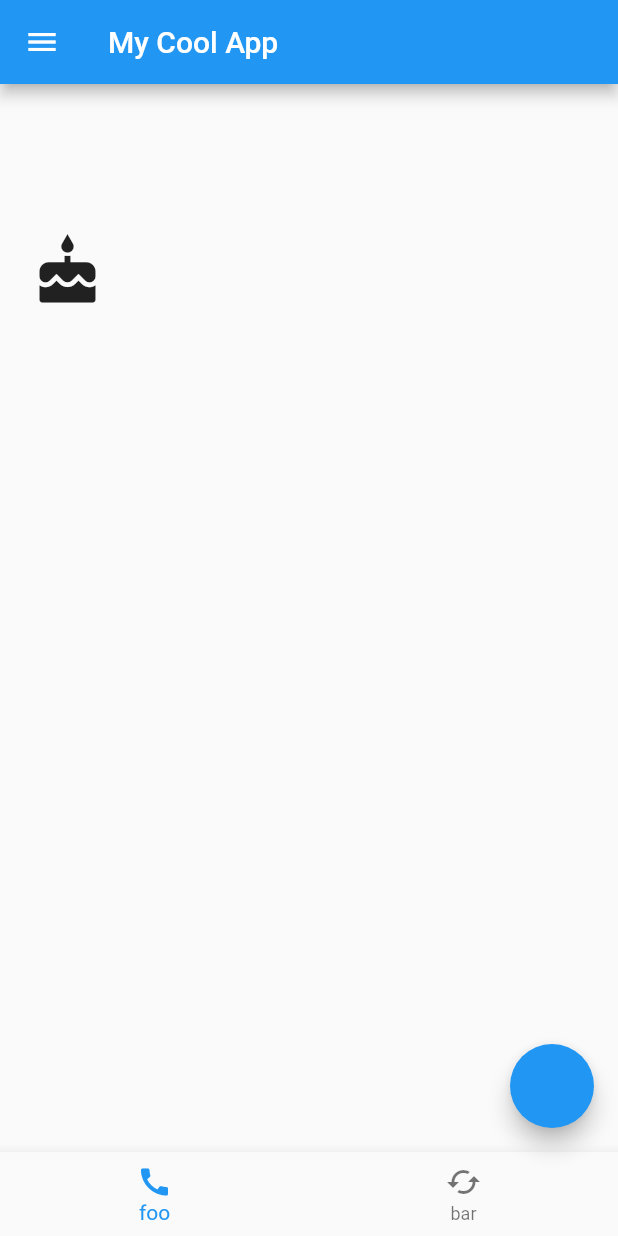
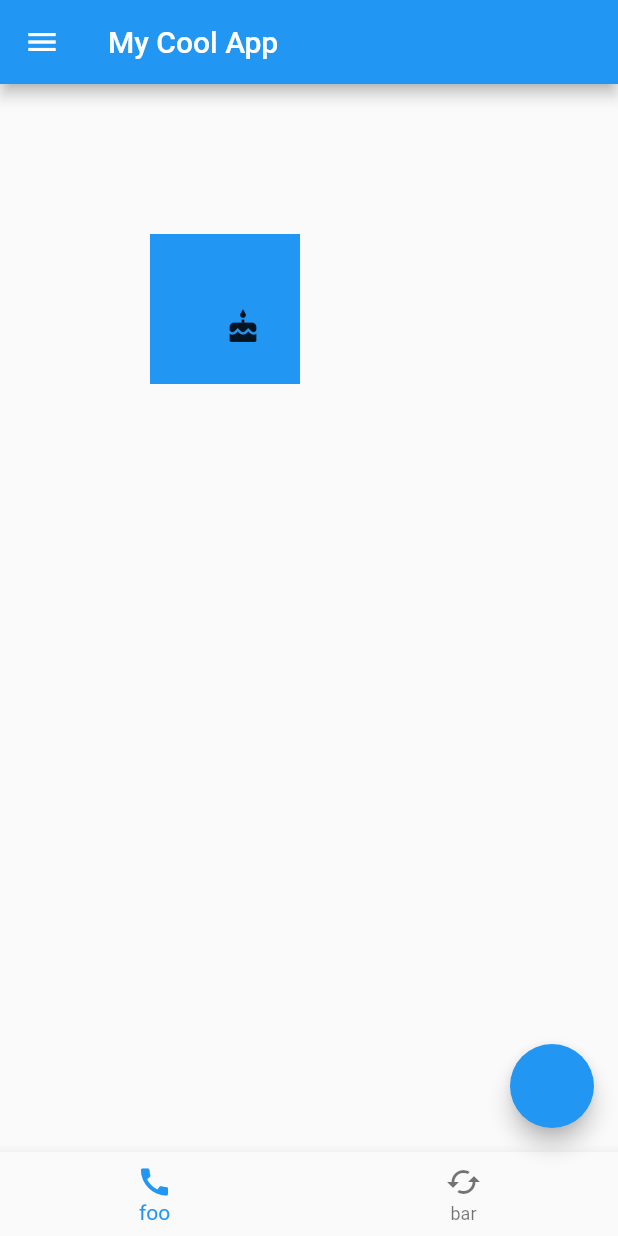
Before and after one commit to fidoogle/test-flutter-web, a Flutter app: the screen it shows after launch, on a phone screen of 412 x 824 dp. Run offline on Flutter 3.47's test engine with Material 2 defaults, Android fonts, the light colour scheme and no system bars.

Commit message:
L9: Container for catch all stuff

```diff
--- a/lib/main.dart
+++ b/lib/main.dart
@@ -11,9 +11,14 @@ class MyApp extends StatelessWidget {
       theme: ThemeData(brightness: Brightness.light),
       home: Scaffold(
         appBar: AppBar(title: Text('My Cool App'),),
-        body: Padding(
-          padding: EdgeInsets.only(top:100, left:20),
-          child: Icon(Icons.cake, size:50),
+        body: Container(
+          margin: EdgeInsets.all(100),
+          color: Colors.blue,
+          width: 100,
+          height: 100,
+          alignment: Alignment.centerLeft,
+          padding: EdgeInsets.all(50),
+          child: Icon(Icons.cake),
           ),
         floatingActionButton: FloatingActionButton(onPressed: () {}),
         drawer: Drawer(),
```
